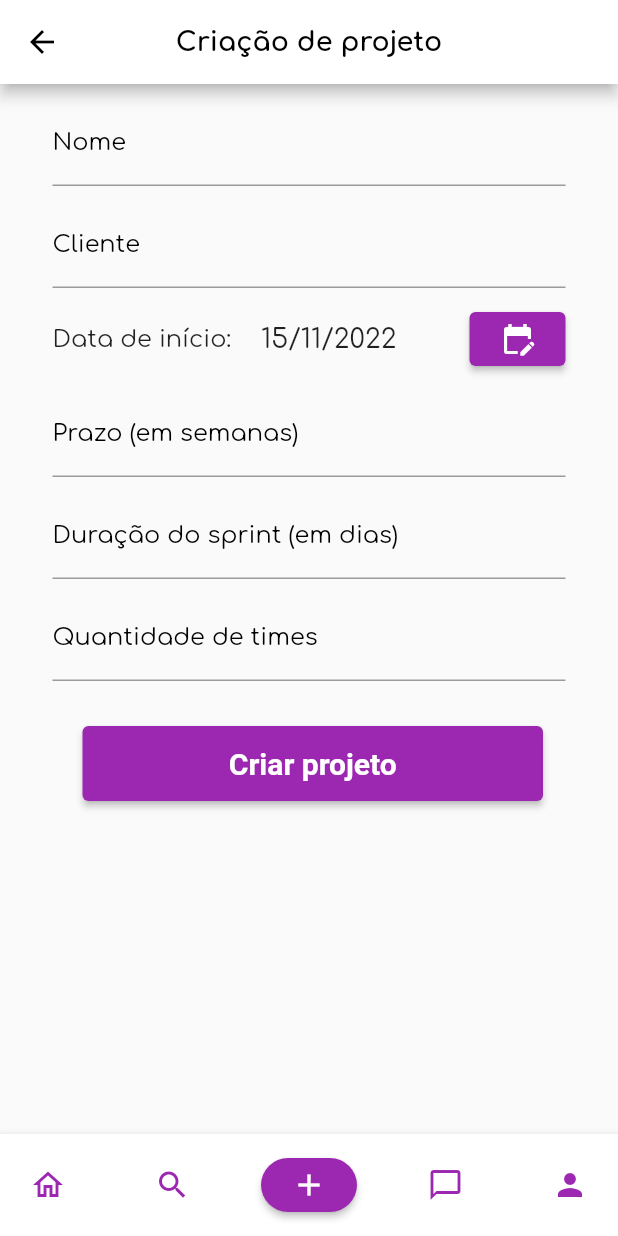
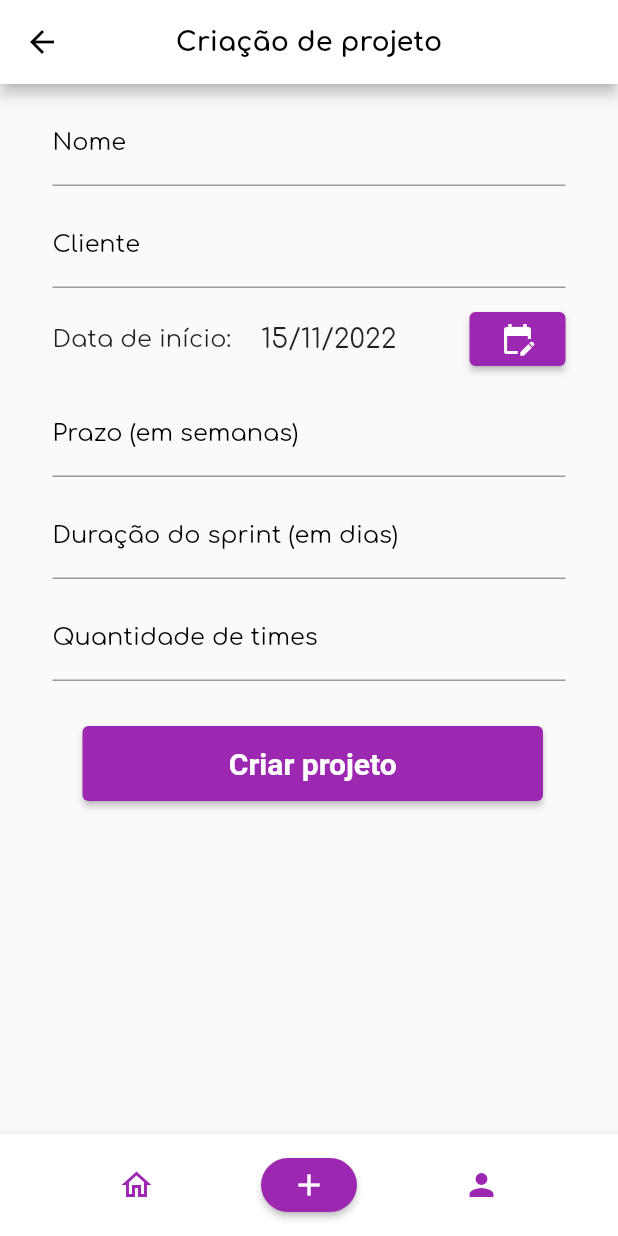
Before and after one commit to Kathamala/easy_scrum, a Flutter app: the MeetingListPage screen opened directly, after a tap on the "add" icon, on a phone screen of 412 x 824 dp. Run offline on Flutter 3.47's test engine with Material 2 defaults, Android fonts, the phone set to English and light mode, and no system bars.

Commit message:
Remove opções não utilizadas do bottomappbar, e impede que seja possível navegar para uma rota quando já está nela.

```diff
--- a/lib/components/BottomAppBar.dart
+++ b/lib/components/BottomAppBar.dart
@@ -5,7 +5,8 @@ import 'package:easy_scrum/pages/project/project-creation.dart';
 import 'package:flutter/material.dart';
 
 class BottomAppBarEasyScrum extends StatelessWidget {
-  const BottomAppBarEasyScrum({Key? key}) : super(key: key);
+  final String? currentScreen;
+  const BottomAppBarEasyScrum({Key? key, this.currentScreen}) : super(key: key);
 
   @override
   Widget build(BuildContext context) {
@@ -19,7 +20,7 @@ class BottomAppBarEasyScrum extends StatelessWidget {
           padding:
               const EdgeInsets.only(left: 8.0, right: 8.0, top: 10, bottom: 10),
           child: Row(
-            mainAxisAlignment: MainAxisAlignment.spaceBetween,
+            mainAxisAlignment: MainAxisAlignment.spaceEvenly,
             children: <Widget>[
               IconButton(
                 tooltip: 'Home',
@@ -28,27 +29,23 @@ class BottomAppBarEasyScrum extends StatelessWidget {
                   color: AppColors.primaryPurple,
                 ),
                 onPressed: () {
+                  if (currentScreen != "home") {
                     Navigator.push(
                         context,
                         MaterialPageRoute(
                             builder: (context) => const HomePage()));
+                  }
                 },
               ),
               //if (centerLocations.contains(fabLocation)) const Spacer(),
-              IconButton(
-                tooltip: 'Search',
-                icon: Icon(
-                  Icons.search,
-                  color: AppColors.primaryPurple,
-                ),
-                onPressed: () {},
-              ),
               ElevatedButton(
                 onPressed: () {
+                  if (currentScreen != "project-creation") {
                     Navigator.push(
                         context,
                         MaterialPageRoute(
                             builder: (context) => const ProjectCreationPage()));
+                  }
                 },
                 child: Icon(
                   Icons.add,
@@ -59,21 +56,16 @@ class BottomAppBarEasyScrum extends StatelessWidget {
                     shape: const StadiumBorder()),
               ),
               IconButton(
-                tooltip: 'Messages',
-                icon: Icon(
-                  Icons.chat_bubble_outline,
-                  color: AppColors.primaryPurple,
-                ),
-                onPressed: () {},
-              ),
-              IconButton(
                   tooltip: 'Profile',
                   icon: Icon(
                     Icons.person,
                     color: AppColors.primaryPurple,
                   ),
-                onPressed: () {},
-              ),
+                  onPressed: () {
+                    if (currentScreen != "profile") {
+                      print("Go to profile screen");
+                    }
+                  })
             ],
           ),
         ),
--- a/lib/pages/home.dart
+++ b/lib/pages/home.dart
@@ -258,7 +258,9 @@ class _HomePageState extends State<HomePage> {
         centerTitle: true,
         actions: _getActions(),
       ),
-      bottomNavigationBar: const BottomAppBarEasyScrum(),
+      bottomNavigationBar: const BottomAppBarEasyScrum(
+        currentScreen: "home",
+      ),
       body: SingleChildScrollView(
         child: Container(
           padding: const EdgeInsets.fromLTRB(20, 10, 20, 10),
--- a/lib/pages/project/project-creation.dart
+++ b/lib/pages/project/project-creation.dart
@@ -57,7 +57,9 @@ class _ProjectCreationPageState extends State<ProjectCreationPage> {
                   fontWeight: FontWeight.bold)),
           centerTitle: true,
         ),
-        bottomNavigationBar: BottomAppBarEasyScrum(),
+        bottomNavigationBar: BottomAppBarEasyScrum(
+          currentScreen: "project-creation",
+        ),
         body: SingleChildScrollView(
           child: Container(
             padding: EdgeInsets.only(left: 5, top: 5, right: 5, bottom: 5),
```
Lines whose indentation alone changed are shown as unchanged.
